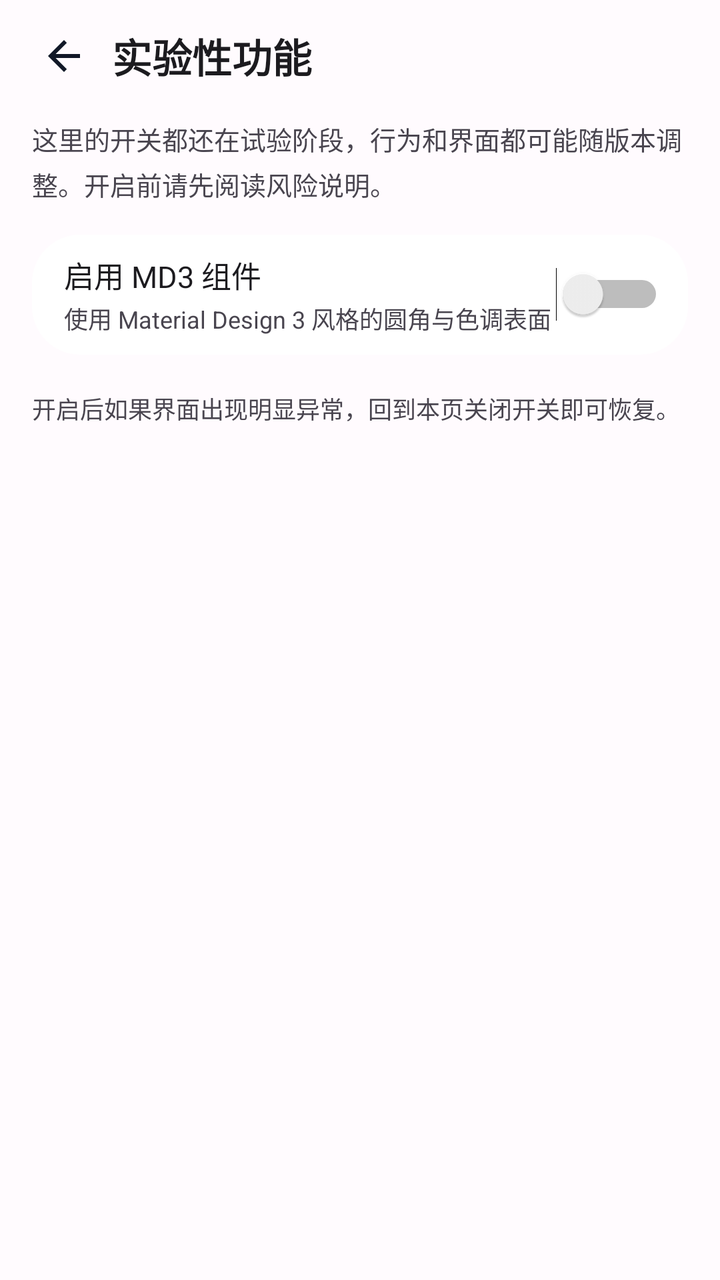
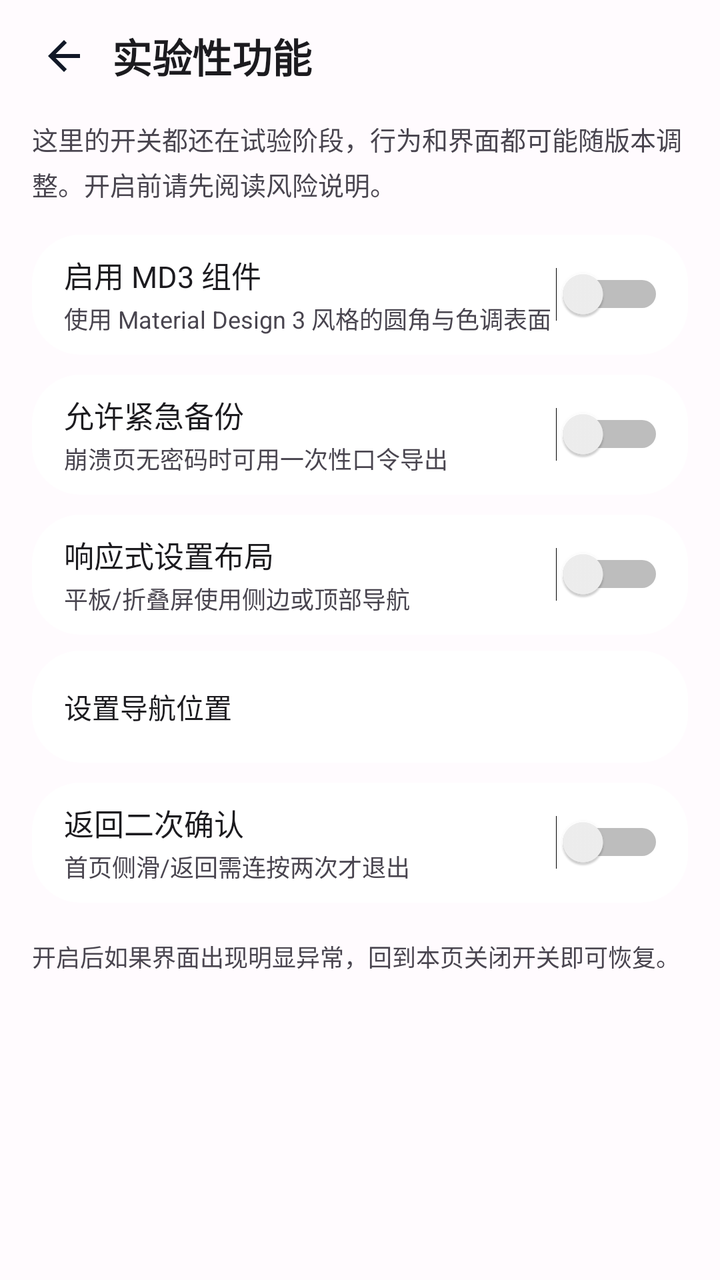

An Android layout rendered at two revisions. The XML below is the earlier revision; the diff shows what the commit changed to produce the second picture.
<!-- AndroidManifest.xml: application theme RxHTheme -->
<!-- res/layout/fragment_experimental.xml -->
<?xml version="1.0" encoding="utf-8"?>
<LinearLayout xmlns:android="http://schemas.android.com/apk/res/android"
    android:layout_width="match_parent" android:layout_height="match_parent"
    android:orientation="vertical" android:background="@color/md_surface">
    <LinearLayout android:layout_width="match_parent" android:layout_height="56dp"
        android:gravity="center_vertical" android:orientation="horizontal"
        android:paddingLeft="8dp" android:paddingRight="16dp">
        <ImageView android:id="@+id/btn_back" android:layout_width="48dp"
            android:layout_height="48dp" android:padding="12dp"
            android:src="@drawable/ic_arrow_back" android:clickable="true"
            android:focusable="false" android:contentDescription="@string/h_004"
            android:background="?android:attr/selectableItemBackgroundBorderless" />
        <TextView android:layout_width="0dp" android:layout_height="wrap_content"
            android:layout_weight="1" android:text="@string/exp_title"
            android:textColor="@color/text_primary" android:textSize="20sp"
            android:textStyle="bold" />
    </LinearLayout>
    <ScrollView android:layout_width="match_parent" android:layout_height="match_parent">
        <LinearLayout android:layout_width="match_parent" android:layout_height="wrap_content"
            android:orientation="vertical" android:paddingLeft="16dp"
            android:paddingRight="16dp" android:paddingBottom="32dp">
            <TextView android:layout_width="match_parent" android:layout_height="wrap_content"
                android:layout_marginTop="4dp" android:text="@string/exp_desc"
                android:textColor="@color/text_secondary" android:textSize="13sp"
                android:lineSpacingExtra="4dp" />
            <LinearLayout android:layout_width="match_parent" android:layout_height="60dp"
                android:layout_marginTop="16dp" android:background="@drawable/bg_card_balance"
                android:gravity="center_vertical" android:orientation="horizontal"
                android:paddingLeft="16dp" android:paddingRight="12dp">
                <LinearLayout android:layout_width="0dp" android:layout_height="wrap_content"
                    android:layout_weight="1" android:orientation="vertical">
                    <TextView android:layout_width="wrap_content" android:layout_height="wrap_content"
                        android:text="@string/exp_md3_title" android:textColor="@color/text_primary"
                        android:textSize="15sp" />
                    <TextView android:layout_width="wrap_content" android:layout_height="wrap_content"
                        android:layout_marginTop="2dp" android:text="@string/exp_md3_desc"
                        android:textColor="@color/text_secondary" android:textSize="12sp" />
                </LinearLayout>
                <Switch android:id="@+id/sw_md3" android:layout_width="wrap_content"
                    android:layout_height="wrap_content" />
            </LinearLayout>
            <TextView android:layout_width="match_parent" android:layout_height="wrap_content"
                android:layout_marginTop="18dp" android:text="@string/exp_risk_short"
                android:textColor="@color/text_secondary" android:textSize="12sp"
                android:lineSpacingExtra="4dp" />
        </LinearLayout>
    </ScrollView>
</LinearLayout>
<!-- resources referenced by this layout -->
<resources>
  <color name="md_surface">#FFFBFE</color>
  <color name="text_primary">#1C1B1F</color>
  <color name="text_secondary">#49454F</color>
  <!-- drawable bg_card_balance (drawable) -->
  <?xml version="1.0" encoding="utf-8"?>
  <shape xmlns:android="http://schemas.android.com/apk/res/android" android:shape="rectangle">
      <solid android:color="@color/card_bg" />
      <corners android:radius="24dp" />
      
  </shape>
  <!-- drawable ic_arrow_back (drawable) -->
  <vector xmlns:android="http://schemas.android.com/apk/res/android"
      android:width="24dp" android:height="24dp"
      android:viewportWidth="24" android:viewportHeight="24">
      <path android:fillColor="#FF111827" android:pathData="M20 11H7.83l5.59-5.59L12 4l-8 8 8 8 1.41-1.41L7.83 13H20v-2z" />
  </vector>
  <string name="exp_desc">这里的开关都还在试验阶段，行为和界面都可能随版本调整。开启前请先阅读风险说明。</string>
  <string name="exp_md3_desc">使用 Material Design 3 风格的圆角与色调表面</string>
  <string name="exp_md3_title">启用 MD3 组件</string>
  <string name="exp_risk_short">开启后如果界面出现明显异常，回到本页关闭开关即可恢复。</string>
  <string name="exp_title">实验性功能</string>
  <string name="h_004">好</string>
  <style name="RxHTheme" parent="@android:style/Theme.Material.Light.NoActionBar">
          <item name="android:colorPrimary">#6750A4</item>
          <item name="android:colorAccent">#6750A4</item>
          <item name="android:windowNoTitle">true</item>
          <item name="android:windowActionBar">false</item>
          <item name="android:statusBarColor">@android:color/transparent</item>
          <item name="android:navigationBarColor">@android:color/transparent</item>
          <item name="android:windowTranslucentStatus">false</item>
          <item name="android:windowTranslucentNavigation">false</item>
          <item name="android:windowLightStatusBar">false</item>
          <item name="android:windowLightNavigationBar">true</item>
      </style>
  <color name="card_bg">#FFFFFF</color>
</resources>

<!-- the commit's change to res/layout/fragment_experimental.xml (unified diff, before → after) -->
@@ -39,6 +39,70 @@
                 <Switch android:id="@+id/sw_md3" android:layout_width="wrap_content"
                     android:layout_height="wrap_content" />
             </LinearLayout>
+            <LinearLayout android:layout_width="match_parent" android:layout_height="60dp"
+                android:layout_marginTop="10dp" android:background="@drawable/bg_card_balance"
+                android:gravity="center_vertical" android:orientation="horizontal"
+                android:paddingLeft="16dp" android:paddingRight="12dp">
+                <LinearLayout android:layout_width="0dp" android:layout_height="wrap_content"
+                    android:layout_weight="1" android:orientation="vertical">
+                    <TextView android:layout_width="wrap_content" android:layout_height="wrap_content"
+                        android:text="@string/exp_emergency_title" android:textColor="@color/text_primary"
+                        android:textSize="15sp" />
+                    <TextView android:layout_width="wrap_content" android:layout_height="wrap_content"
+                        android:layout_marginTop="2dp" android:text="@string/exp_emergency_desc"
+                        android:textColor="@color/text_secondary" android:textSize="12sp" />
+                </LinearLayout>
+                <Switch android:id="@+id/sw_emergency" android:layout_width="wrap_content"
+                    android:layout_height="wrap_content" />
+            </LinearLayout>
+
+            <LinearLayout android:layout_width="match_parent" android:layout_height="60dp"
+                android:layout_marginTop="10dp" android:background="@drawable/bg_card_balance"
+                android:gravity="center_vertical" android:orientation="horizontal"
+                android:paddingLeft="16dp" android:paddingRight="12dp">
+                <LinearLayout android:layout_width="0dp" android:layout_height="wrap_content"
+                    android:layout_weight="1" android:orientation="vertical">
+                    <TextView android:layout_width="wrap_content" android:layout_height="wrap_content"
+                        android:text="@string/exp_responsive_title" android:textColor="@color/text_primary"
+                        android:textSize="15sp" />
+                    <TextView android:layout_width="wrap_content" android:layout_height="wrap_content"
+                        android:layout_marginTop="2dp" android:text="@string/exp_responsive_desc"
+                        android:textColor="@color/text_secondary" android:textSize="12sp" />
+                </LinearLayout>
+                <Switch android:id="@+id/sw_responsive" android:layout_width="wrap_content"
+                    android:layout_height="wrap_content" />
+            </LinearLayout>
+
+            <LinearLayout android:id="@+id/row_nav_position" android:layout_width="match_parent"
+                android:layout_height="56dp" android:layout_marginTop="8dp"
+                android:background="@drawable/bg_card_balance" android:gravity="center_vertical"
+                android:orientation="horizontal" android:paddingLeft="16dp" android:paddingRight="16dp"
+                android:clickable="true" android:focusable="false">
+                <TextView android:layout_width="0dp" android:layout_height="wrap_content"
+                    android:layout_weight="1" android:text="@string/exp_nav_position_title"
+                    android:textColor="@color/text_primary" android:textSize="14sp" />
+                <TextView android:id="@+id/tv_nav_position" android:layout_width="wrap_content"
+                    android:layout_height="wrap_content" android:textColor="@color/primary"
+                    android:textSize="14sp" />
+            </LinearLayout>
+
+            <LinearLayout android:layout_width="match_parent" android:layout_height="60dp"
+                android:layout_marginTop="10dp" android:background="@drawable/bg_card_balance"
+                android:gravity="center_vertical" android:orientation="horizontal"
+                android:paddingLeft="16dp" android:paddingRight="12dp">
+                <LinearLayout android:layout_width="0dp" android:layout_height="wrap_content"
+                    android:layout_weight="1" android:orientation="vertical">
+                    <TextView android:layout_width="wrap_content" android:layout_height="wrap_content"
+                        android:text="@string/exp_back_guard_title" android:textColor="@color/text_primary"
+                        android:textSize="15sp" />
+                    <TextView android:layout_width="wrap_content" android:layout_height="wrap_content"
+                        android:layout_marginTop="2dp" android:text="@string/exp_back_guard_desc"
+                        android:textColor="@color/text_secondary" android:textSize="12sp" />
+                </LinearLayout>
+                <Switch android:id="@+id/sw_back_guard" android:layout_width="wrap_content"
+                    android:layout_height="wrap_content" />
+            </LinearLayout>
+
             <TextView android:layout_width="match_parent" android:layout_height="wrap_content"
                 android:layout_marginTop="18dp" android:text="@string/exp_risk_short"
                 android:textColor="@color/text_secondary" android:textSize="12sp"
<!-- resource entries referenced after the edit -->
@@ -1,6 +1,7 @@
 <!-- resources referenced by this layout -->
 <resources>
   <color name="md_surface">#FFFBFE</color>
+  <color name="primary">#6750A4</color>
   <color name="text_primary">#1C1B1F</color>
   <color name="text_secondary">#49454F</color>
   <!-- drawable bg_card_balance (drawable) -->
@@ -16,9 +17,16 @@
       android:viewportWidth="24" android:viewportHeight="24">
       <path android:fillColor="#FF111827" android:pathData="M20 11H7.83l5.59-5.59L12 4l-8 8 8 8 1.41-1.41L7.83 13H20v-2z" />
   </vector>
+  <string name="exp_back_guard_desc">首页侧滑/返回需连按两次才退出</string>
+  <string name="exp_back_guard_title">返回二次确认</string>
   <string name="exp_desc">这里的开关都还在试验阶段，行为和界面都可能随版本调整。开启前请先阅读风险说明。</string>
+  <string name="exp_emergency_desc">崩溃页无密码时可用一次性口令导出</string>
+  <string name="exp_emergency_title">允许紧急备份</string>
   <string name="exp_md3_desc">使用 Material Design 3 风格的圆角与色调表面</string>
   <string name="exp_md3_title">启用 MD3 组件</string>
+  <string name="exp_nav_position_title">设置导航位置</string>
+  <string name="exp_responsive_desc">平板/折叠屏使用侧边或顶部导航</string>
+  <string name="exp_responsive_title">响应式设置布局</string>
   <string name="exp_risk_short">开启后如果界面出现明显异常，回到本页关闭开关即可恢复。</string>
   <string name="exp_title">实验性功能</string>
   <string name="h_004">好</string>
